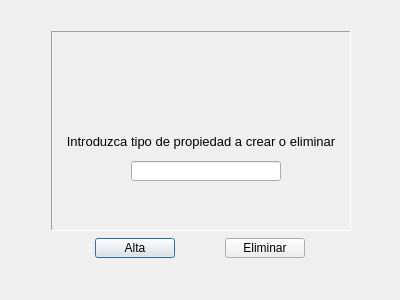
Qt form templates/dlgGestion.ui (yelkov/ProyectoDI) before a commit.
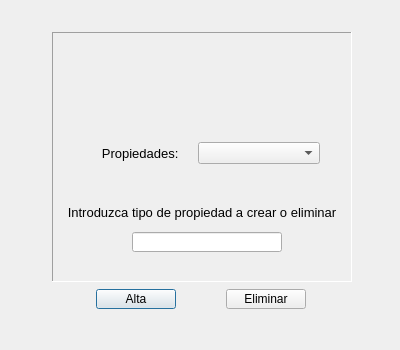
The same form after that commit. Icons and pictures are not drawn.

Patch:
```diff
--- a/templates/dlgGestion.ui
+++ b/templates/dlgGestion.ui
@@ -7,19 +7,19 @@
     <x>0</x>
     <y>0</y>
     <width>400</width>
-    <height>300</height>
+    <height>350</height>
    </rect>
   </property>
   <property name="minimumSize">
    <size>
     <width>400</width>
-    <height>300</height>
+    <height>350</height>
    </size>
   </property>
   <property name="maximumSize">
    <size>
     <width>400</width>
-    <height>300</height>
+    <height>350</height>
    </size>
   </property>
   <property name="windowTitle">
@@ -32,13 +32,13 @@
   <property name="modal">
    <bool>true</bool>
   </property>
-  <widget class="QWidget" name="layoutWidget">
+  <widget class="QWidget" name="">
    <property name="geometry">
     <rect>
-     <x>50</x>
-     <y>30</y>
+     <x>51</x>
+     <y>31</y>
      <width>302</width>
-     <height>230</height>
+     <height>280</height>
     </rect>
    </property>
    <layout class="QGridLayout" name="gridLayout">
@@ -47,13 +47,13 @@
       <property name="minimumSize">
        <size>
         <width>300</width>
-        <height>200</height>
+        <height>250</height>
        </size>
       </property>
       <property name="maximumSize">
        <size>
         <width>300</width>
-        <height>200</height>
+        <height>250</height>
        </size>
       </property>
       <property name="frameShape">
@@ -69,7 +69,7 @@
        <property name="geometry">
         <rect>
          <x>10</x>
-         <y>100</y>
+         <y>170</y>
          <width>280</width>
          <height>20</height>
         </rect>
@@ -102,7 +102,7 @@
        <property name="geometry">
         <rect>
          <x>80</x>
-         <y>130</y>
+         <y>200</y>
          <width>150</width>
          <height>20</height>
         </rect>
@@ -145,6 +145,55 @@
         <set>Qt::AlignCenter</set>
        </property>
       </widget>
+      <widget class="QWidget" name="">
+       <property name="geometry">
+        <rect>
+         <x>40</x>
+         <y>110</y>
+         <width>228</width>
+         <height>22</height>
+        </rect>
+       </property>
+       <layout class="QHBoxLayout" name="horizontalLayout_2">
+        <item>
+         <widget class="QLabel" name="lblTipopropGestion">
+          <property name="minimumSize">
+           <size>
+            <width>100</width>
+            <height>20</height>
+           </size>
+          </property>
+          <property name="maximumSize">
+           <size>
+            <width>100</width>
+            <height>20</height>
+           </size>
+          </property>
+          <property name="font">
+           <font>
+            <pointsize>10</pointsize>
+           </font>
+          </property>
+          <property name="text">
+           <string>Propiedades: </string>
+          </property>
+          <property name="alignment">
+           <set>Qt::AlignCenter</set>
+          </property>
+         </widget>
+        </item>
+        <item>
+         <widget class="QComboBox" name="cmbTipopropGestion">
+          <property name="minimumSize">
+           <size>
+            <width>120</width>
+            <height>0</height>
+           </size>
+          </property>
+         </widget>
+        </item>
+       </layout>
+      </widget>
      </widget>
     </item>
     <item row="1" column="0">
```
